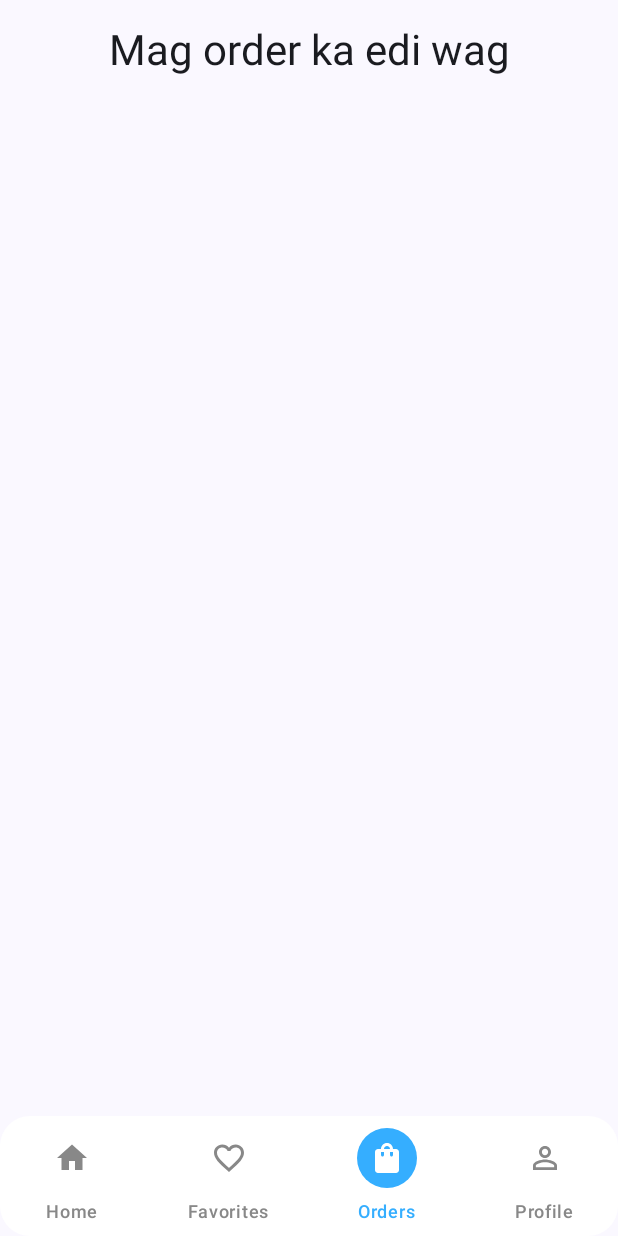
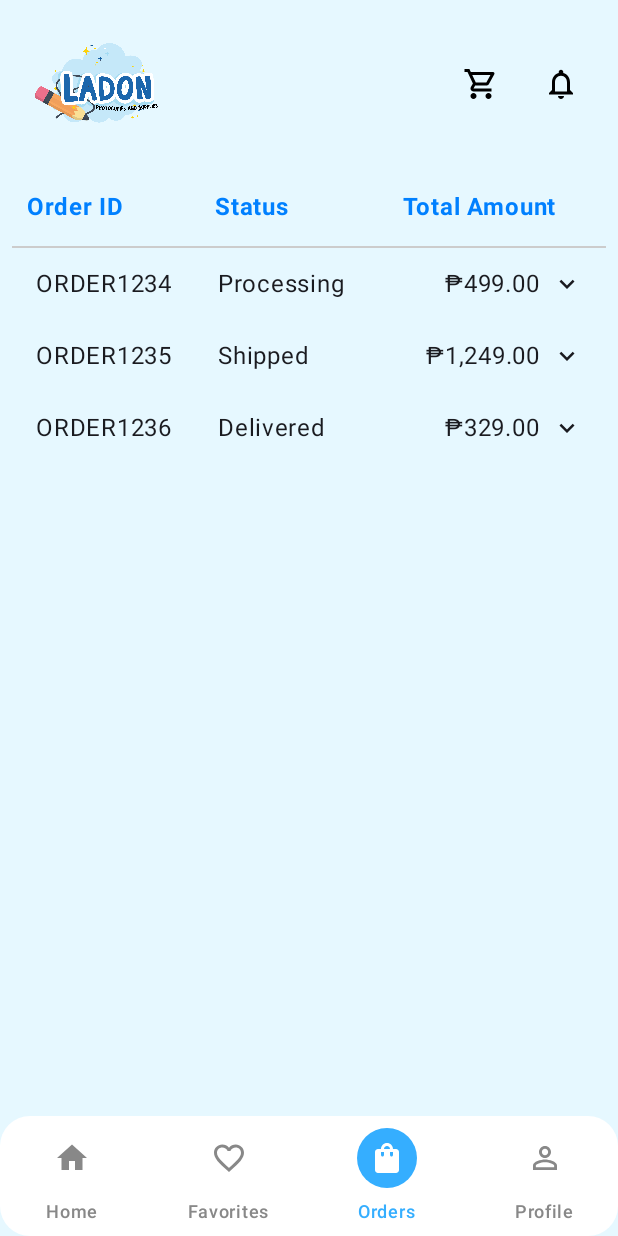
Before and after one commit to Xyzhie-Dacanay/ladon-supplies-app, an Android app built with Jetpack Compose: the OrderScreen screen opened through its navigation route, on a phone screen of 412 x 824 dp. Run offline under Robolectric (Android 15) with nearby library versions, the phone set to English and light mode, and no system bars.

Commit message:
Implemented Ordwer Page

```diff
--- a/app/src/main/java/com/dacanay_xyzhie_f/dacanay/ladon_app/screens/favorites/FavoriteScreen.kt
+++ b/app/src/main/java/com/dacanay_xyzhie_f/dacanay/ladon_app/screens/favorites/FavoriteScreen.kt
@@ -35,7 +35,6 @@ import androidx.compose.ui.res.painterResource
 import androidx.compose.ui.res.stringResource
 import androidx.compose.ui.text.font.FontWeight
 import androidx.compose.ui.unit.sp
-import androidx.lifecycle.viewmodel.compose.viewModel
 import com.dacanay_xyzhie_f.dacanay.ladon_app.R
 import com.dacanay_xyzhie_f.dacanay.ladon_app.core.reusable.HomeButtonComponent
 import com.dacanay_xyzhie_f.dacanay.ladon_app.viewmodel.FavoritesViewModel
--- a/app/src/main/java/com/dacanay_xyzhie_f/dacanay/ladon_app/screens/orders/AddNewAddressScreen.kt
+++ b/app/src/main/java/com/dacanay_xyzhie_f/dacanay/ladon_app/screens/orders/AddNewAddressScreen.kt
@@ -100,7 +100,7 @@ fun AddNewAddressScreen(
                     .fillMaxWidth()
                     .height(50.dp),
                 shape = RoundedCornerShape(12.dp),
-                colors = ButtonDefaults.buttonColors(containerColor = Color(0xFFFF2D55))
+                colors = ButtonDefaults.buttonColors(containerColor = Color(0xFF35AEFF))
             ) {
                 Text("Save", color = Color.White, fontWeight = FontWeight.Bold)
             }
--- a/app/src/main/java/com/dacanay_xyzhie_f/dacanay/ladon_app/screens/orders/OrderScreen.kt
+++ b/app/src/main/java/com/dacanay_xyzhie_f/dacanay/ladon_app/screens/orders/OrderScreen.kt
@@ -1,32 +1,172 @@
 package com.dacanay_xyzhie_f.dacanay.ladon_app.screens.orders
 
-import androidx.compose.foundation.layout.Column
-import androidx.compose.foundation.layout.fillMaxSize
-import androidx.compose.foundation.layout.padding
-import androidx.compose.material3.MaterialTheme
-import androidx.compose.material3.Scaffold
-import androidx.compose.material3.Text
-import androidx.compose.runtime.Composable
+import androidx.compose.foundation.Image
+import androidx.compose.foundation.background
+import androidx.compose.foundation.clickable
+import androidx.compose.foundation.layout.*
+import androidx.compose.foundation.lazy.LazyColumn
+import androidx.compose.foundation.lazy.items
+import androidx.compose.material.icons.Icons
+import androidx.compose.material.icons.filled.KeyboardArrowDown
+import androidx.compose.material.icons.outlined.Notifications
+import androidx.compose.material.icons.outlined.ShoppingCart
+import androidx.compose.material3.*
+import androidx.compose.runtime.*
 import androidx.compose.ui.Alignment
+import androidx.compose.ui.Modifier
+import androidx.compose.ui.graphics.Color
+import androidx.compose.ui.res.painterResource
+import androidx.compose.ui.text.font.FontWeight
 import androidx.compose.ui.unit.dp
+import androidx.compose.ui.unit.sp
 import androidx.navigation.NavHostController
+import com.dacanay_xyzhie_f.dacanay.ladon_app.R
 import com.dacanay_xyzhie_f.dacanay.ladon_app.core.reusable.NavBar
-import androidx.compose.ui.Modifier
 
+private val PrimaryColor = Color(0xFF0080FF)
+
+data class OrderData(
+    val id: String,
+    val status: String,
+    val total: String,
+    val date: String,
+    val items: List<String>,
+    val paymentMethod: String
+)
 
 @Composable
 fun OrderScreen(navController: NavHostController) {
+    var expandedOrderId by remember { mutableStateOf<String?>(null) }
+
+    val sampleOrders = listOf(
+        OrderData(
+            id = "ORDER1234",
+            status = "Processing",
+            total = "₱499.00",
+            date = "March 25, 2025",
+            items = listOf("Notebook x2", "Eraser", "Ballpen x3"),
+            paymentMethod = "GCash"
+        ),
+        OrderData(
+            id = "ORDER1235",
+            status = "Shipped",
+            total = "₱1,249.00",
+            date = "March 26, 2025",
+            items = listOf("Crayons", "Scissors", "Ruler", "Glue", "Notebook x5"),
+            paymentMethod = "COD"
+        ),
+        OrderData(
+            id = "ORDER1236",
+            status = "Delivered",
+            total = "₱329.00",
+            date = "March 24, 2025",
+            items = listOf("Pencil Case", "Markers x2"),
+            paymentMethod = "PayPal"
+        )
+    )
+
     Scaffold(
         bottomBar = { NavBar(navController) }
     ) { paddingValues ->
         Column(
             modifier = Modifier
                 .fillMaxSize()
+                .background(Color(0xFFE6F8FF))
                 .padding(paddingValues)
-                .padding(16.dp),
-            horizontalAlignment = Alignment.CenterHorizontally
+                .padding(horizontal = 8.dp)
         ) {
-            Text(text = "Mag order ka edi wag", style = MaterialTheme.typography.headlineMedium)
+            // Header
+            Row(
+                modifier = Modifier
+                    .fillMaxWidth()
+                    .padding(6.dp),
+                horizontalArrangement = Arrangement.SpaceBetween,
+                verticalAlignment = Alignment.CenterVertically
+            ) {
+                Image(
+                    painter = painterResource(id = R.drawable.primary),
+                    contentDescription = "App Logo",
+                    modifier = Modifier.size(100.dp)
+                )
+                Row {
+                    IconButton(onClick = { }) {
+                        Icon(Icons.Outlined.ShoppingCart, contentDescription = "Cart", tint = Color.Black)
+                    }
+                    Spacer(modifier = Modifier.width(5.dp))
+                    IconButton(onClick = { }) {
+                        Icon(Icons.Outlined.Notifications, contentDescription = "Notifications", tint = Color.Black)
+                    }
+                }
+            }
+
+            // Table Headers
+            Row(
+                modifier = Modifier
+                    .fillMaxWidth()
+                    .padding(horizontal = 10.dp, vertical = 14.dp),
+                verticalAlignment = Alignment.CenterVertically
+            ) {
+                Text("Order ID", color = PrimaryColor, fontWeight = FontWeight.Bold, modifier = Modifier.weight(1f))
+                Text("Status", color = PrimaryColor, fontWeight = FontWeight.Bold, modifier = Modifier.weight(1f))
+                Text("Total Amount", color = PrimaryColor, fontWeight = FontWeight.Bold, modifier = Modifier.weight(1f))
+            }
+
+            Divider(color = Color.LightGray, thickness = 1.dp)
+
+            LazyColumn(modifier = Modifier.fillMaxSize()) {
+                items(sampleOrders) { order ->
+                    OrderRow(
+                        order = order,
+                        isExpanded = expandedOrderId == order.id,
+                        onToggleExpand = {
+                            expandedOrderId = if (expandedOrderId == order.id) null else order.id
+                        }
+                    )
+                }
+            }
         }
     }
 }
+
+@Composable
+fun OrderRow(
+    order: OrderData,
+    isExpanded: Boolean,
+    onToggleExpand: () -> Unit
+) {
+    Column(
+        modifier = Modifier
+            .fillMaxWidth()
+            .padding(horizontal = 16.dp, vertical = 12.dp)
+    ) {
+        Row(verticalAlignment = Alignment.CenterVertically) {
+            Text(order.id, modifier = Modifier.weight(1f))
+            Text(order.status, modifier = Modifier.weight(1f))
+            Row(
+                modifier = Modifier.weight(1f),
+                verticalAlignment = Alignment.CenterVertically,
+                horizontalArrangement = Arrangement.End
+            ) {
+                Text(order.total)
+                Spacer(modifier = Modifier.width(8.dp))
+                Icon(
+                    imageVector = Icons.Default.KeyboardArrowDown,
+                    contentDescription = "Expand",
+                    modifier = Modifier
+                        .size(20.dp)
+                        .clickable { onToggleExpand() }
+                )
+            }
+        }
+
+        if (isExpanded) {
+            Spacer(modifier = Modifier.height(8.dp))
+            Text("• Order Date: ${order.date}", fontSize = 13.sp, color = Color.Gray)
+            Text("• Payment Method: ${order.paymentMethod}", fontSize = 13.sp, color = Color.Gray)
+            Text("• Products:", fontSize = 13.sp, color = Color.Gray)
+            order.items.forEach { item ->
+                Text("   - $item", fontSize = 13.sp, color = Color.DarkGray)
+            }
+        }
+    }
+}
--- /dev/null
+++ b/app/src/main/java/com/dacanay_xyzhie_f/dacanay/ladon_app/screens/orders/OrdersClass.kt
@@ -0,0 +1,13 @@
+package com.dacanay_xyzhie_f.dacanay.ladon_app.screens.orders
+
+data class Order(
+    val orderId: String,
+    val status: String,
+    val totalAmount: Double
+)
+
+val orders = listOf(
+    Order("ORD-001", "Processing", 1299.99),
+    Order("ORD-002", "Shipped", 850.00),
+    Order("ORD-003", "Delivered", 440.50)
+)
```
